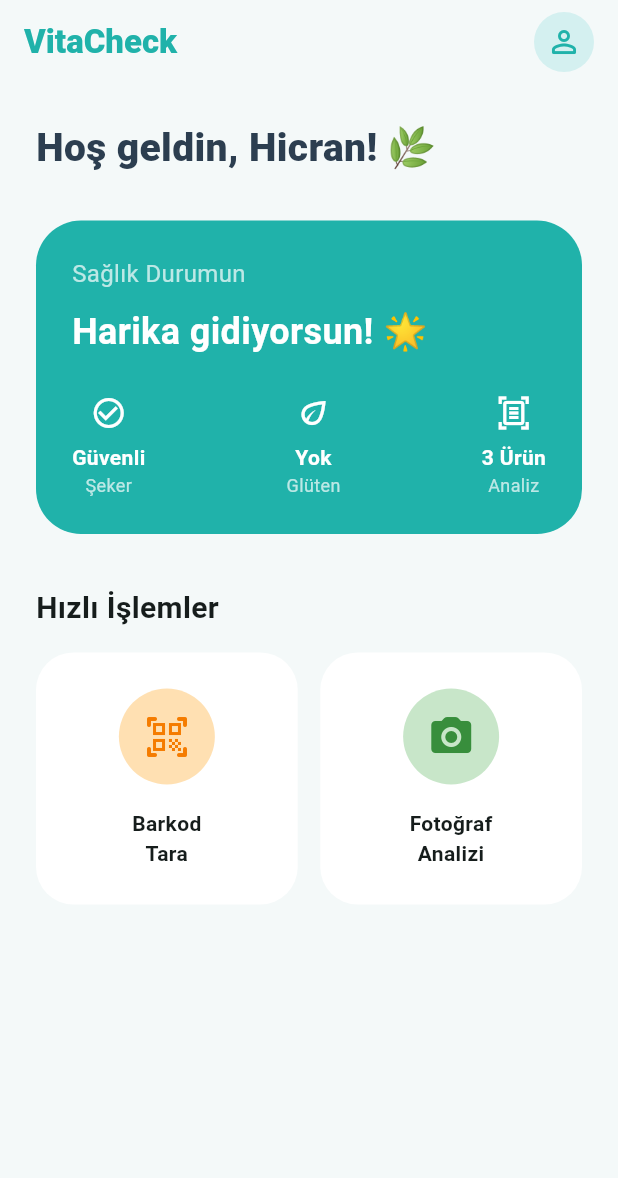
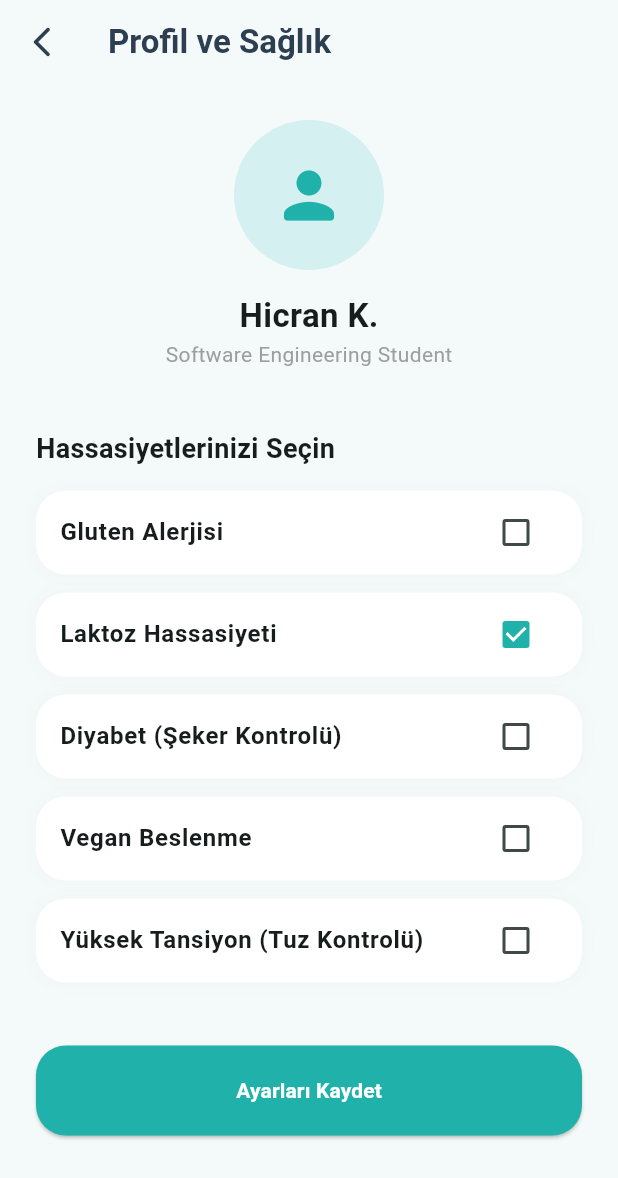
Before and after one commit to MehmetCanCankus1/VitaCheck, a Flutter app: the screen it shows after launch, after a tap on "Giriş Yap", after a tap on the "person outline" icon, on a phone screen of 412 x 824 dp. Shown: the top 1178 px of the screen. Run offline on Flutter 3.47's test engine with Material 3 defaults, Android fonts, the phone set to English and light mode, and no system bars; our stand-ins replace camera; Roboto replaces fonts that are missing (SF Pro Display).

Commit message:
feat: Sağlık Profili ekranı ve Backend bağlantısı için ApiService altyapısı kuruldu

```diff
--- a/mobile_app/lib/main.dart
+++ b/mobile_app/lib/main.dart
@@ -1,9 +1,11 @@
 import 'package:flutter/material.dart';
 import 'screens/login_screen.dart';
 import 'screens/home_screen.dart';
+import 'screens/camera_screen.dart';
+import 'screens/result_screen.dart';
+import 'screens/profile_screen.dart';
 
 void main() {
-  // Uygulama başlamadan önce yapılması gereken bir hazırlık varsa burada yapılır.
   WidgetsFlutterBinding.ensureInitialized();
   runApp(const VitaCheckApp());
 }
@@ -14,51 +16,20 @@ class VitaCheckApp extends StatelessWidget {
   @override
   Widget build(BuildContext context) {
     return MaterialApp(
+      title: 'VitaCheck',
       debugShowCheckedModeBanner: false,
-      title: 'VitaCheck Mobile',
-
-      // MÜKEMMEL TEMA YÖNETİMİ:
       theme: ThemeData(
-        useMaterial3: true, // En yeni Android/iOS tasarım dilini kullanır
-        colorScheme: ColorScheme.fromSeed(
-          seedColor: Colors.teal,
-          primary: Colors.teal,
-          secondary: Colors.tealAccent,
-        ),
-
-        // Giriş kutularının (TextField) tasarımı her yerde aynı olsun
-        inputDecorationTheme: InputDecorationTheme(
-          filled: true,
-          fillColor: Colors.grey[100],
-          border: OutlineInputBorder(
-            borderRadius: BorderRadius.circular(15),
-            borderSide: BorderSide.none,
-          ),
-          focusedBorder: OutlineInputBorder(
-            borderRadius: BorderRadius.circular(15),
-            borderSide: const BorderSide(color: Colors.teal, width: 2),
-          ),
-          prefixIconColor: Colors.teal,
-        ),
-
-        // Butonların varsayılan tasarımı
-        elevatedButtonTheme: ElevatedButtonThemeData(
-          style: ElevatedButton.styleFrom(
-            backgroundColor: Colors.teal,
-            foregroundColor: Colors.white,
-            minimumSize: const Size(double.infinity, 55),
-            shape: RoundedRectangleBorder(borderRadius: BorderRadius.circular(15)),
-            elevation: 2,
-          ),
-        ),
+        useMaterial3: true,
+        colorScheme: ColorScheme.fromSeed(seedColor: const Color(0xFF20B2AA)),
+        fontFamily: 'SF Pro Display', // Varsa Mac fontun, yoksa varsayılan kullanır
       ),
-
       home: const LoginScreen(),
-
-      // Sayfa yönlendirmeleri (İleride API'leri için lazım olacak)
       routes: {
         '/login': (context) => const LoginScreen(),
         '/home': (context) => const HomeScreen(),
+        '/camera': (context) => const CameraScreen(),
+        '/result': (context) => const ResultScreen(),
+        '/profile': (context) => const ProfileScreen(),
       },
     );
   }
--- a/mobile_app/lib/screens/profile_screen.dart
+++ b/mobile_app/lib/screens/profile_screen.dart
@@ -0,0 +1,95 @@
+import 'package:flutter/material.dart';
+
+class ProfileScreen extends StatefulWidget {
+  const ProfileScreen({super.key});
+
+  @override
+  State<ProfileScreen> createState() => _ProfileScreenState();
+}
+
+class _ProfileScreenState extends State<ProfileScreen> {
+  // Bu verileri ileride Mehmet Can'ın veritabanına (SQL Server) göndereceğiz
+  Map<String, bool> healthSettings = {
+    "Gluten Alerjisi": false,
+    "Laktoz Hassasiyeti": true,
+    "Diyabet (Şeker Kontrolü)": false,
+    "Vegan Beslenme": false,
+    "Yüksek Tansiyon (Tuz Kontrolü)": false,
+  };
+
+  @override
+  Widget build(BuildContext context) {
+    return Scaffold(
+      backgroundColor: const Color(0xFFF4F9F9),
+      appBar: AppBar(
+        backgroundColor: Colors.transparent,
+        elevation: 0,
+        title: const Text("Profil ve Sağlık", style: TextStyle(color: Color(0xFF2C3E50), fontWeight: FontWeight.bold)),
+        leading: IconButton(
+          icon: const Icon(Icons.arrow_back_ios_new_rounded, color: Color(0xFF2C3E50)),
+          onPressed: () => Navigator.pop(context),
+        ),
+      ),
+      body: SingleChildScrollView(
+        padding: const EdgeInsets.all(24),
+        child: Column(
+          children: [
+            const CircleAvatar(
+              radius: 50,
+              backgroundColor: Color(0xFFD4F0F0),
+              child: Icon(Icons.person_rounded, size: 50, color: Color(0xFF20B2AA)),
+            ),
+            const SizedBox(height: 15),
+            const Text("Hicran K.", style: TextStyle(fontSize: 22, fontWeight: FontWeight.bold)),
+            const Text("Software Engineering Student", style: TextStyle(color: Colors.grey)),
+            const SizedBox(height: 40),
+
+            const Align(
+              alignment: Alignment.centerLeft,
+              child: Text("Hassasiyetlerinizi Seçin", style: TextStyle(fontSize: 18, fontWeight: FontWeight.bold)),
+            ),
+            const SizedBox(height: 15),
+
+            // Dinamik Alerji Listesi
+            ...healthSettings.keys.map((String key) {
+              return Container(
+                margin: const EdgeInsets.only(bottom: 12),
+                decoration: BoxDecoration(
+                  color: Colors.white,
+                  borderRadius: BorderRadius.circular(20),
+                  boxShadow: [BoxShadow(color: Colors.black.withOpacity(0.02), blurRadius: 10)],
+                ),
+                child: CheckboxListTile(
+                  title: Text(key, style: const TextStyle(fontWeight: FontWeight.w600)),
+                  value: healthSettings[key],
+                  activeColor: const Color(0xFF20B2AA),
+                  onChanged: (bool? value) {
+                    setState(() => healthSettings[key] = value!);
+                  },
+                ),
+              );
+            }).toList(),
+
+            const SizedBox(height: 30),
+            SizedBox(
+              width: double.infinity,
+              height: 60,
+              child: ElevatedButton(
+                onPressed: () {
+                  ScaffoldMessenger.of(context).showSnackBar(
+                    const SnackBar(content: Text("Sağlık profilin güncellendi! 🌿"), backgroundColor: Color(0xFF20B2AA)),
+                  );
+                },
+                style: ElevatedButton.styleFrom(
+                  backgroundColor: const Color(0xFF20B2AA),
+                  shape: RoundedRectangleBorder(borderRadius: BorderRadius.circular(20)),
+                ),
+                child: const Text("Ayarları Kaydet", style: TextStyle(color: Colors.white, fontWeight: FontWeight.bold)),
+              ),
+            ),
+          ],
+        ),
+      ),
+    );
+  }
+}
```
Also changed, not shown: mobile_app/lib/services/api_service.dart (+60 -0 lines).
